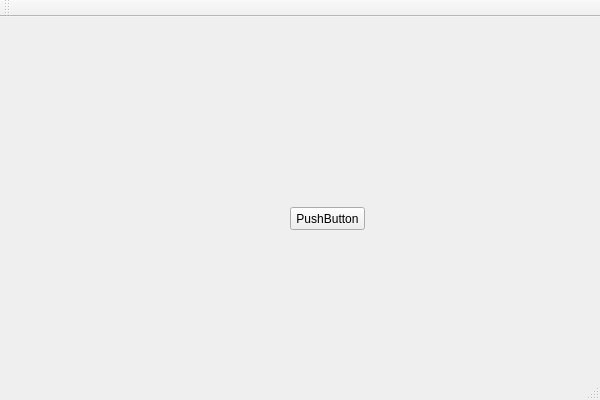
Aegel5/SimpleSwitcher, file SimpleSwitcher/SimpleSwitcher/SimpleSwitcherQt.ui: the form before one commit.
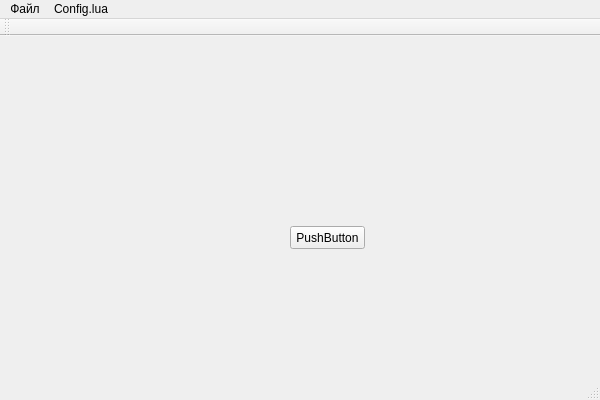
The form after the commit.

Diff of the .ui file:
```diff
--- a/SimpleSwitcher/SimpleSwitcher/SimpleSwitcherQt.ui
+++ b/SimpleSwitcher/SimpleSwitcher/SimpleSwitcherQt.ui
@@ -37,6 +37,19 @@
      <height>21</height>
     </rect>
    </property>
+   <widget class="QMenu" name="menu">
+    <property name="title">
+     <string>Файл</string>
+    </property>
+    <addaction name="action"/>
+   </widget>
+   <widget class="QMenu" name="menuConfig_lua">
+    <property name="title">
+     <string>Config.lua</string>
+    </property>
+   </widget>
+   <addaction name="menu"/>
+   <addaction name="menuConfig_lua"/>
   </widget>
   <widget class="QToolBar" name="mainToolBar">
    <attribute name="toolBarArea">
```
Left out of the diff: 5 changed lines with no effect on the pictures.
